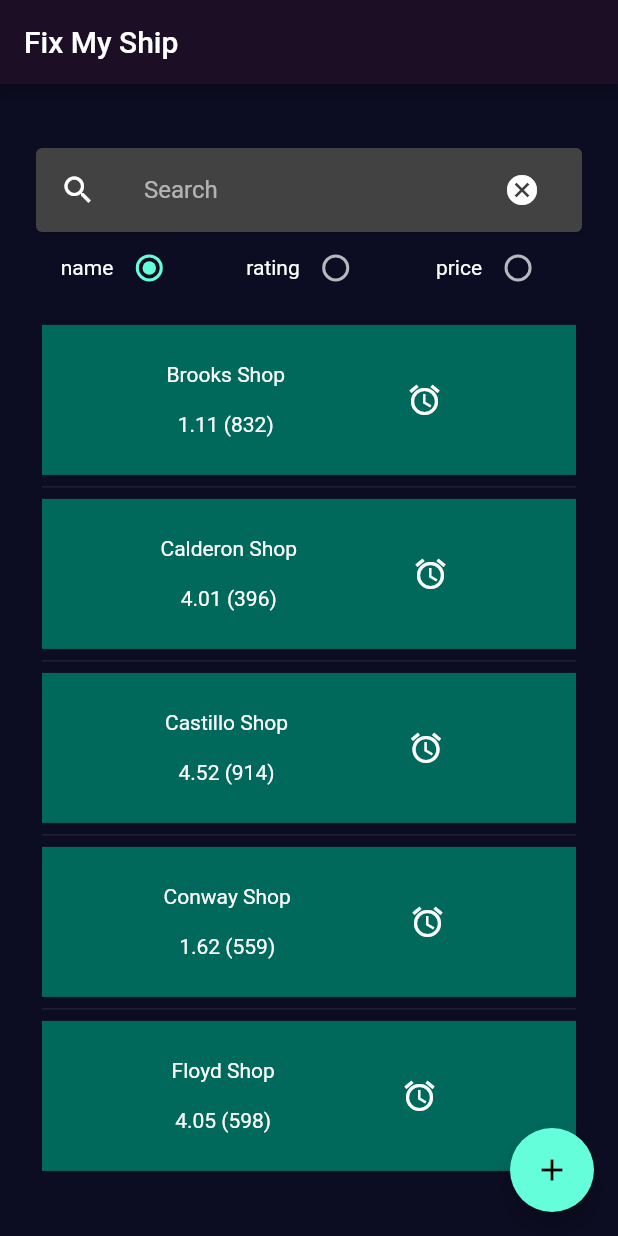
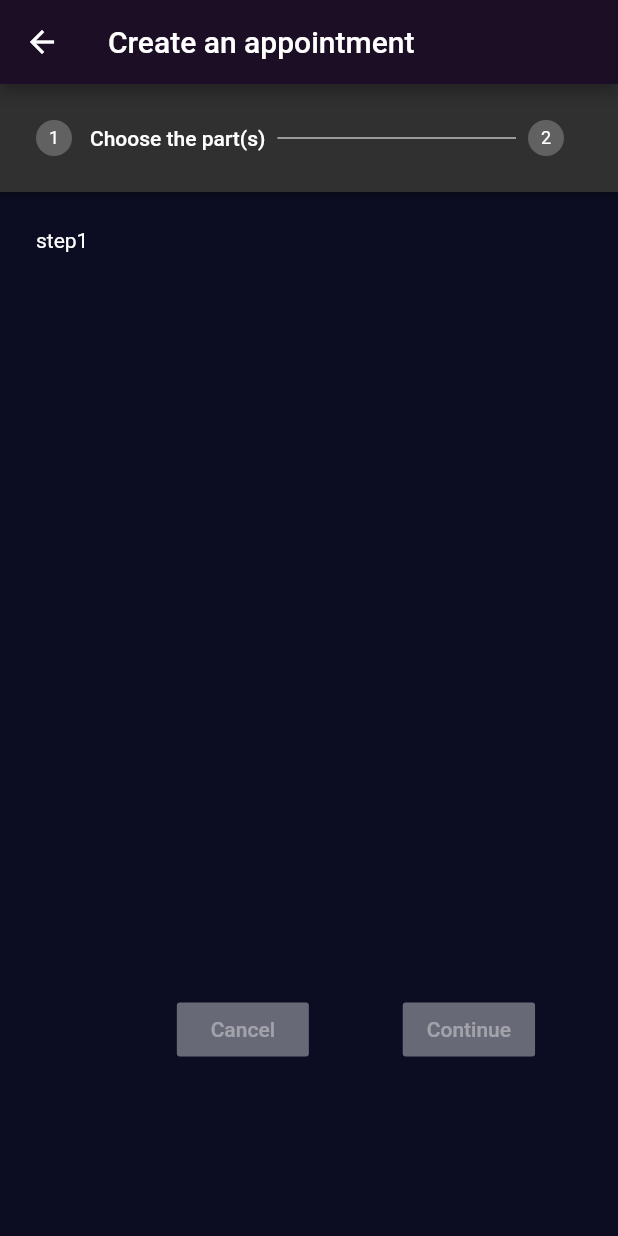
Before and after one commit to baciucalin/FixMyShip, a Flutter app: the screen it shows after launch, after a tap on the "add" icon, on a phone screen of 412 x 824 dp. Run offline on Flutter 3.47's test engine with Material 2 defaults, Android fonts, the phone set to English and light mode, and no system bars; our stand-ins replace flutter_datetime_picker.

Commit message:
Add skeleton for create appointment route; add datetime picker

```diff
--- /dev/null
+++ b/lib/create_appointment_route.dart
@@ -0,0 +1,140 @@
+import 'package:flutter/material.dart';
+import 'package:flutter_datetime_picker/flutter_datetime_picker.dart';
+
+class CreateAppointmentRoute extends StatefulWidget {
+  @override
+  _CreateAppointmentRouteState createState() => _CreateAppointmentRouteState();
+}
+
+class _CreateAppointmentRouteState extends State<CreateAppointmentRoute> {
+  int _index = 0;
+
+  @override
+  Widget build(BuildContext context) {
+    return Scaffold(
+      appBar: AppBar(
+        title: Text('Create an appointment'),
+      ),
+      body: Container(
+        child: Column(
+          mainAxisAlignment: MainAxisAlignment.center,
+          children: <Widget>[
+            Expanded(
+              child: Stepper(
+                type: StepperType.horizontal,
+                steps: _buildListOfSteps(),
+                currentStep: _index,
+                onStepTapped: (index) {
+                  setState(() {
+                    _index = index;
+                  });
+                },
+                onStepCancel: () {
+                  _previousStep();
+                },
+                onStepContinue: () {
+                  _nextStep();
+                },
+                controlsBuilder: (BuildContext context,
+                    {VoidCallback onStepContinue, VoidCallback onStepCancel}) {
+                  return Column(
+                    children: <Widget>[
+                      Row(
+                        mainAxisAlignment: MainAxisAlignment.spaceAround,
+                        children: <Widget>[
+                          SizedBox(
+                            height: 80,
+                          ),
+                          RaisedButton(
+                            elevation: 5,
+                            color: Colors.blueGrey,
+                            child: _index == 0 ? Text('Cancel') : Text('Back'),
+                            onPressed: onStepCancel,
+                          ),
+                          RaisedButton(
+                            elevation: 5,
+                            color: Colors.teal,
+                            child:
+                                _index == 1 ? Text('Finish') : Text('Continue'),
+                            onPressed: onStepContinue,
+                          )
+                        ],
+                      ),
+                    ],
+                  );
+                },
+              ),
+            ),
+          ],
+        ),
+      ),
+    );
+  }
+
+  String _chosenTime;
+
+  _buildClockWidget(BuildContext context) {
+    return Container(
+      child: Center(
+        child: RaisedButton(
+          shape:
+              RoundedRectangleBorder(borderRadius: BorderRadius.circular(5.0)),
+          elevation: 5,
+          child: _chosenTime != null
+              ? Text('Date chosen: $_chosenTime')
+              : Text('Choose a date'),
+          onPressed: () {
+            DatePicker.showDateTimePicker(context,
+                theme: DatePickerTheme(
+                  containerHeight: 220.0,
+                ),
+                minTime: DateTime.now(),
+                maxTime: DateTime.now().add(Duration(days: 30)),
+                showTitleActions: true, onConfirm: (time) {
+              print('confirm $time');
+              _chosenTime =
+                  '${time.day}/${time.month}/${time.year} ${time.hour}:${time.minute}';
+              setState(() {});
+            }, currentTime: DateTime.now(), locale: LocaleType.en);
+            setState(() {});
+          },
+        ),
+      ),
+    );
+  }
+
+  List<Step> _buildListOfSteps() {
+    return [
+      Step(
+        title: _index == 0 ? Text('Choose the part(s)') : Text(''),
+        content: SizedBox(
+          height: MediaQuery.of(context).size.height * 0.6,
+          child: Text('step1'),
+        ),
+      ),
+      Step(
+        title: _index == 1 ? Text('Pick a date!') : Text(''),
+        content: SizedBox(
+          height: MediaQuery.of(context).size.height * 0.6,
+          child: _buildClockWidget(context),
+        ),
+      ),
+    ];
+  }
+
+  _nextStep() {
+    setState(() {
+      _index++;
+    });
+  }
+
+  _previousStep() {
+    if (_index == 0) {
+      Navigator.pop(context);
+      return;
+    }
+    setState(() {
+      _index--;
+    });
+  }
+}
--- a/lib/main.dart
+++ b/lib/main.dart
@@ -1,5 +1,6 @@
 import 'package:flutter/material.dart';
 import 'package:shipmyfix/repair_shop_list_route.dart';
+import 'package:shipmyfix/create_appointment_route.dart';
 
 void main() => runApp(MyApp());
 
@@ -24,14 +25,6 @@ class MyHomePage extends StatefulWidget {
 }
 
 class _MyHomePageState extends State<MyHomePage> {
-  int _counter = 0;
-
-  void _incrementCounter() {
-    setState(() {
-      _counter++;
-    });
-  }
-
   @override
   Widget build(BuildContext context) {
     return Scaffold(
@@ -48,8 +41,13 @@ class _MyHomePageState extends State<MyHomePage> {
         ),
       ),
       floatingActionButton: FloatingActionButton(
-        onPressed: _incrementCounter,
-        tooltip: 'ADD',
+        onPressed: () {
+          Navigator.push(
+            context,
+            MaterialPageRoute(builder: (context) => CreateAppointmentRoute()),
+          );
+        },
+        tooltip: 'Create Appointments',
         child: Icon(Icons.add),
       ), // This trailing comma makes auto-formatting nicer for build methods.
     );
--- a/lib/repair_shop_card.dart
+++ b/lib/repair_shop_card.dart
@@ -33,7 +33,7 @@ class RepairShopCard extends StatelessWidget {
               ),
               Padding(
                 padding: EdgeInsets.all(6),
-                child: Icon(Icons.access_alarm),
+                child: Icon(Icons.local_shipping),
               ),
             ],
           ),
--- a/pubspec.yaml
+++ b/pubspec.yaml
@@ -23,6 +23,7 @@ dependencies:
   # The following adds the Cupertino Icons font to your application.
   # Use with the CupertinoIcons class for iOS style icons.
   cupertino_icons: ^0.1.2
+  flutter_datetime_picker: ^1.3.5
 
 dev_dependencies:
   flutter_test:
```
Also changed, not shown: pubspec.lock.
